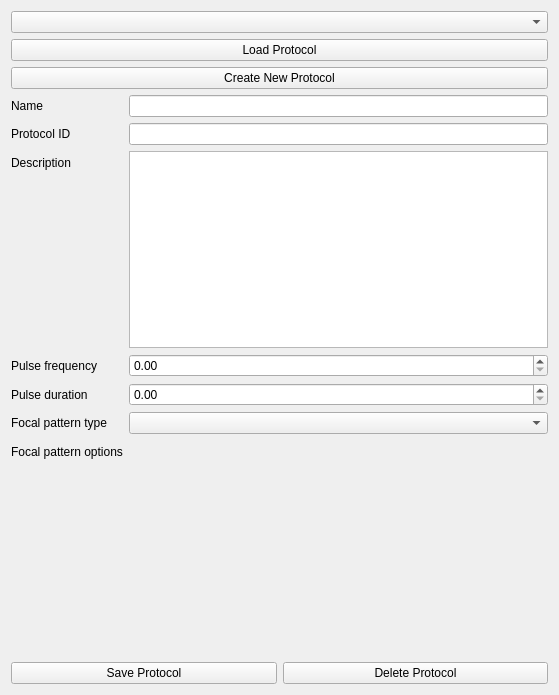
Old version of the form OpenLIFUProtocolConfig/Resources/UI/OpenLIFUProtocolConfig.ui in the repository OpenwaterHealth/SlicerOpenLIFU.
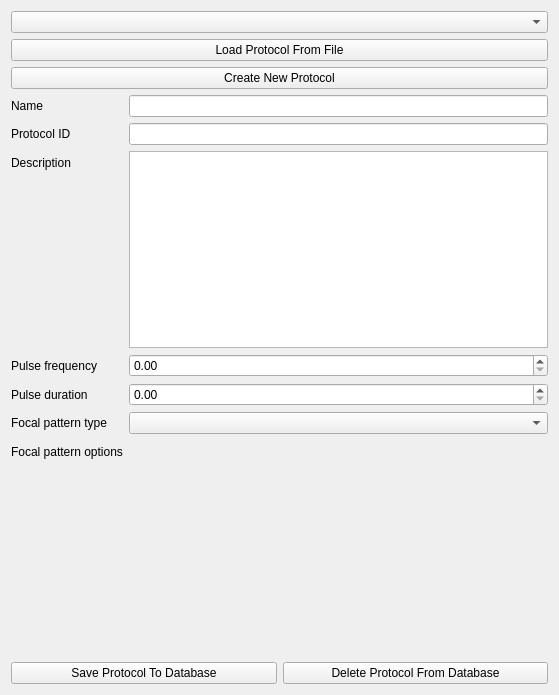
New version of the form. Custom widgets are drawn as their Qt base class.

Commit message:
Rename specify protocol load/save/delete locations (#164)
- This is in preparation for adding the ability to edit, save, and
  delete protocols independently of a database connection

```diff
--- a/OpenLIFUProtocolConfig/Resources/UI/OpenLIFUProtocolConfig.ui
+++ b/OpenLIFUProtocolConfig/Resources/UI/OpenLIFUProtocolConfig.ui
@@ -24,7 +24,7 @@
             <string>Load an openlifu protocol from json</string>
           </property>
           <property name="text">
-            <string>Load Protocol</string>
+            <string>Load Protocol From File</string>
           </property>
         </widget>
       </item>
@@ -215,14 +215,14 @@
           <item>
             <widget class="QPushButton" name="protocolSaveButton">
               <property name="text">
-                <string>Save Protocol</string>
+                <string>Save Protocol To Database</string>
               </property>
             </widget>
           </item>
           <item>
             <widget class="QPushButton" name="protocolDeleteButton">
               <property name="text">
-                <string>Delete Protocol</string>
+                <string>Delete Protocol From Database</string>
               </property>
             </widget>
           </item>
```
Left out of the diff: 6 changed lines with no effect on the pictures. The commit also changes 1 other file.
